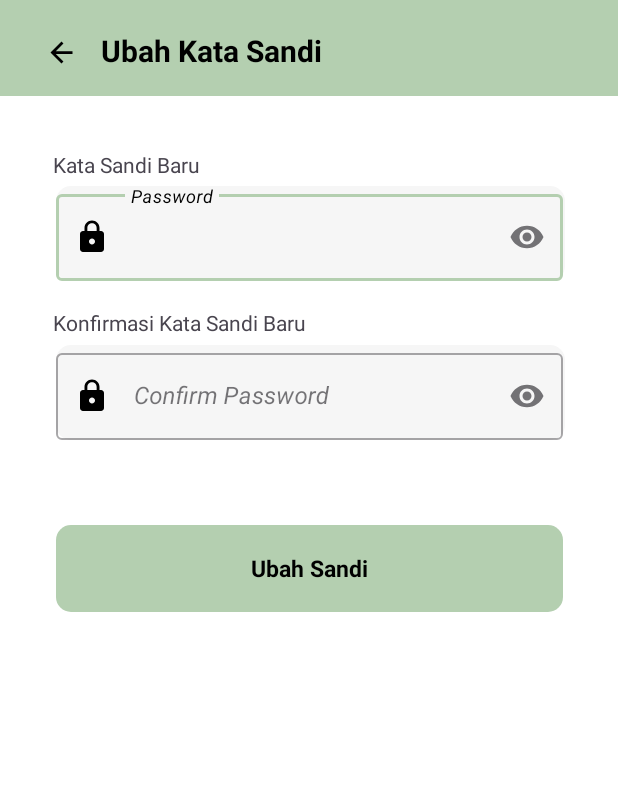
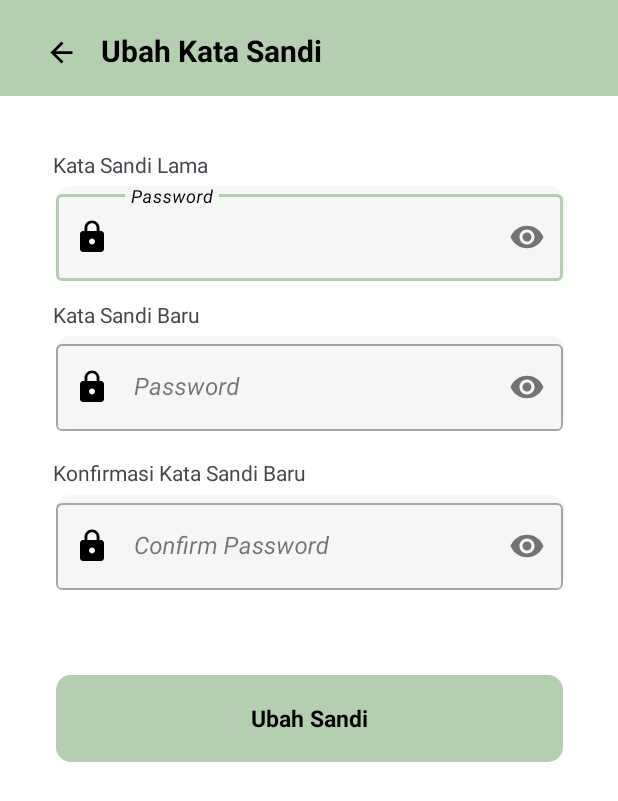
Before and after one commit to myfarism/capstone-android, an Android app: the UbahSandiActivity screen opened directly, with no data from a screen before it, on a phone screen of 412 x 824 dp. Shown: the top 801 px of the screen. Run offline under Robolectric (Android 15) with nearby library versions, the phone set to English and light mode, and no system bars; our stand-ins replace Firebase (no records; nobody signed in at launch, a user with empty details on screens opened directly).

Commit message:
update ganti password

```diff
--- a/app/src/main/res/layout/activity_ubah_sandi.xml
+++ b/app/src/main/res/layout/activity_ubah_sandi.xml
@@ -43,9 +43,41 @@
     <TextView
         android:layout_width="wrap_content"
         android:layout_height="wrap_content"
+        android:text="Kata Sandi Lama"
+        android:textSize="14sp"
+        android:layout_marginTop="100dp"
+        android:layout_marginStart="35dp"/>
+
+    <com.google.android.material.textfield.TextInputLayout
+        android:id="@+id/passwordLamaEditTextLayout"
+        style="@style/Widget.MaterialComponents.TextInputLayout.OutlinedBox"
+        android:layout_width="match_parent"
+        android:layout_height="wrap_content"
+        android:layout_marginStart="37dp"
+        android:layout_marginEnd="35dp"
+        android:layout_marginTop="124dp"
+        app:endIconMode="password_toggle"
+        app:startIconDrawable="@drawable/baseline_lock_24"
+        app:startIconTint="@color/black"
+        app:hintTextColor="@color/black"
+        android:background="@drawable/edit_text">
+
+        <com.google.android.material.textfield.TextInputEditText
+            android:id="@+id/passwordLamaEditText"
+            android:layout_width="338dp"
+            android:layout_height="58dp"
+            android:hint="Password"
+            android:paddingStart="50dp"
+            android:inputType="textPassword"
+            android:textStyle="italic" />
+    </com.google.android.material.textfield.TextInputLayout>
+
+    <TextView
+        android:layout_width="wrap_content"
+        android:layout_height="wrap_content"
         android:text="Kata Sandi Baru"
         android:textSize="14sp"
-        android:layout_marginTop="100dp"
+        android:layout_marginTop="200dp"
         android:layout_marginStart="35dp"/>
 
     <com.google.android.material.textfield.TextInputLayout
@@ -55,7 +87,7 @@
         android:layout_height="wrap_content"
         android:layout_marginStart="37dp"
         android:layout_marginEnd="35dp"
-        android:layout_marginTop="124dp"
+        android:layout_marginTop="224dp"
         app:endIconMode="password_toggle"
         app:startIconDrawable="@drawable/baseline_lock_24"
         app:startIconTint="@color/black"
@@ -77,7 +109,7 @@
         android:layout_height="wrap_content"
         android:text="Konfirmasi Kata Sandi Baru"
         android:textSize="14sp"
-        android:layout_marginTop="205dp"
+        android:layout_marginTop="305dp"
         android:layout_marginStart="35dp"/>
 
     <com.google.android.material.textfield.TextInputLayout
@@ -87,7 +119,7 @@
         android:layout_height="wrap_content"
         android:layout_marginStart="37dp"
         android:layout_marginEnd="35dp"
-        android:layout_marginTop="230dp"
+        android:layout_marginTop="330dp"
         app:endIconMode="password_toggle"
         app:startIconDrawable="@drawable/baseline_lock_24"
         app:startIconTint="@color/black"
@@ -104,31 +136,36 @@
             android:textStyle="italic" />
     </com.google.android.material.textfield.TextInputLayout>
 
+    <ProgressBar
+        android:id="@+id/progressBar"
+        android:layout_width="wrap_content"
+        android:layout_height="wrap_content"
+        android:visibility="gone"
+        android:layout_gravity="center" />
+
     <FrameLayout
         android:id="@+id/framebutton"
         android:layout_width="338dp"
         android:layout_height="58dp"
-        android:layout_marginTop="350dp"
+        android:layout_marginTop="450dp"
         android:layout_marginStart="37dp"
         app:layout_constraintVertical_bias="0.099">
 
         <ImageButton
-            android:id="@+id/button_masuk"
+            android:id="@+id/button"
             android:layout_width="match_parent"
             android:layout_height="match_parent"
             android:background="@drawable/button_green"
             android:scaleType="centerCrop" />
 
         <TextView
-            android:id="@+id/btnMasuk"
+            android:id="@+id/btnUbah"
             android:layout_width="match_parent"
             android:layout_height="match_parent"
             android:gravity="center"
-            android:text="Ubah Sandi"
-            android:textStyle="bold"
+            android:text="@string/ubah_sandi"
+            android:textColor="@android:color/black"
             android:textSize="15sp"
-            android:textColor="@android:color/black" />
+            android:textStyle="bold" />
     </FrameLayout>
-
-
 </FrameLayout>
--- a/app/src/main/res/values/strings.xml
+++ b/app/src/main/res/values/strings.xml
@@ -9,4 +9,5 @@
     <string name="failed_bring_up_camera">Gagal memunculkan kamera</string>
     <string name="permission">Tidak mendapatkan izin</string>
     <string name="kirim">Kirim</string>
+    <string name="ubah_sandi">Ubah Sandi</string>
 </resources>
```
Also changed, not shown: app/src/main/java/com/example/capstonebangkitpawers/view/UbahSandiActivity.kt (+57 -2 lines).
